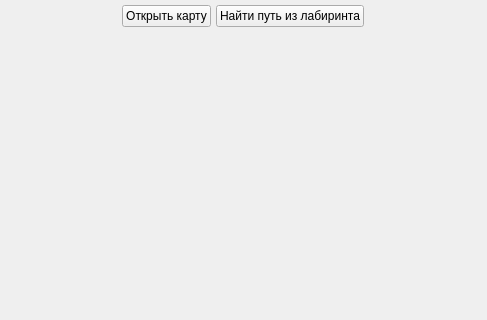
The window that resources/mainwindow.ui (timerke/maze) describes before a commit, drawn with Qt 5; both pictures show x 115 to 602 and y 0 to 320 of the 716 by 487 pixel window.
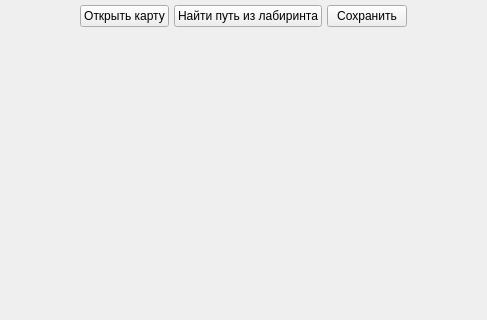
The same window after the commit. Icons and pictures are not drawn.

Diff of the .ui file:
```diff
--- a/resources/mainwindow.ui
+++ b/resources/mainwindow.ui
@@ -63,6 +63,13 @@
         </property>
        </widget>
       </item>
+      <item>
+       <widget class="QPushButton" name="button_save_to_file">
+        <property name="text">
+         <string>Сохранить</string>
+        </property>
+       </widget>
+      </item>
       <item>
        <spacer name="horizontal_spacer_2">
         <property name="orientation">
```
Left out of the diff: 2 changed lines with no effect on the pictures.
